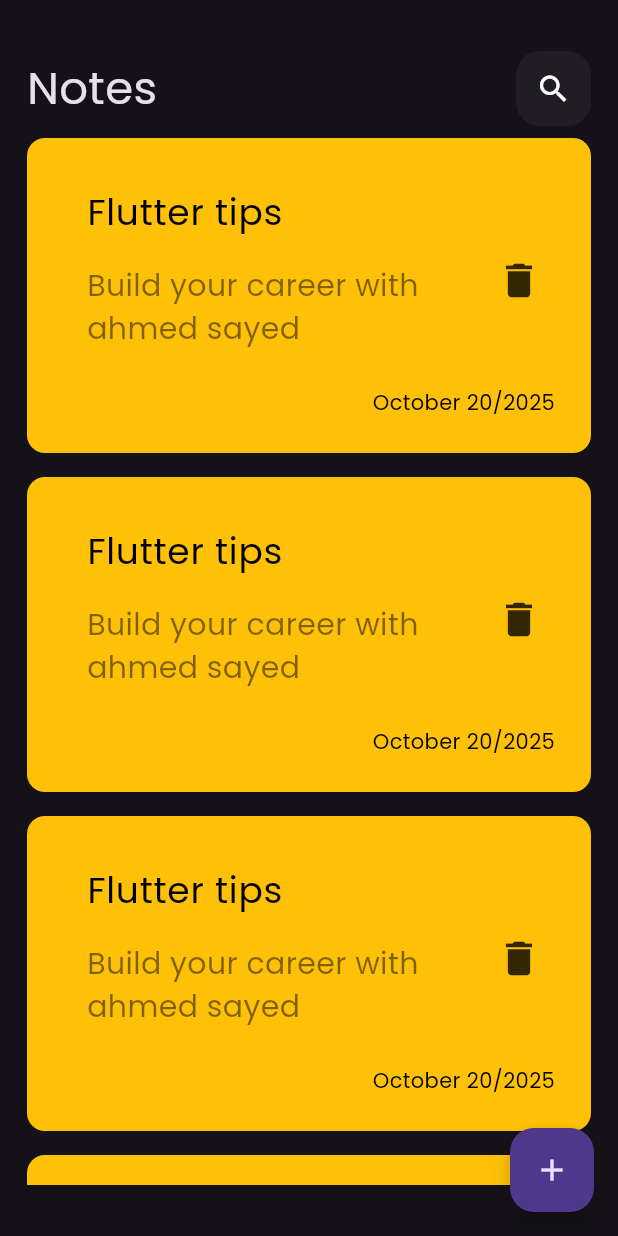
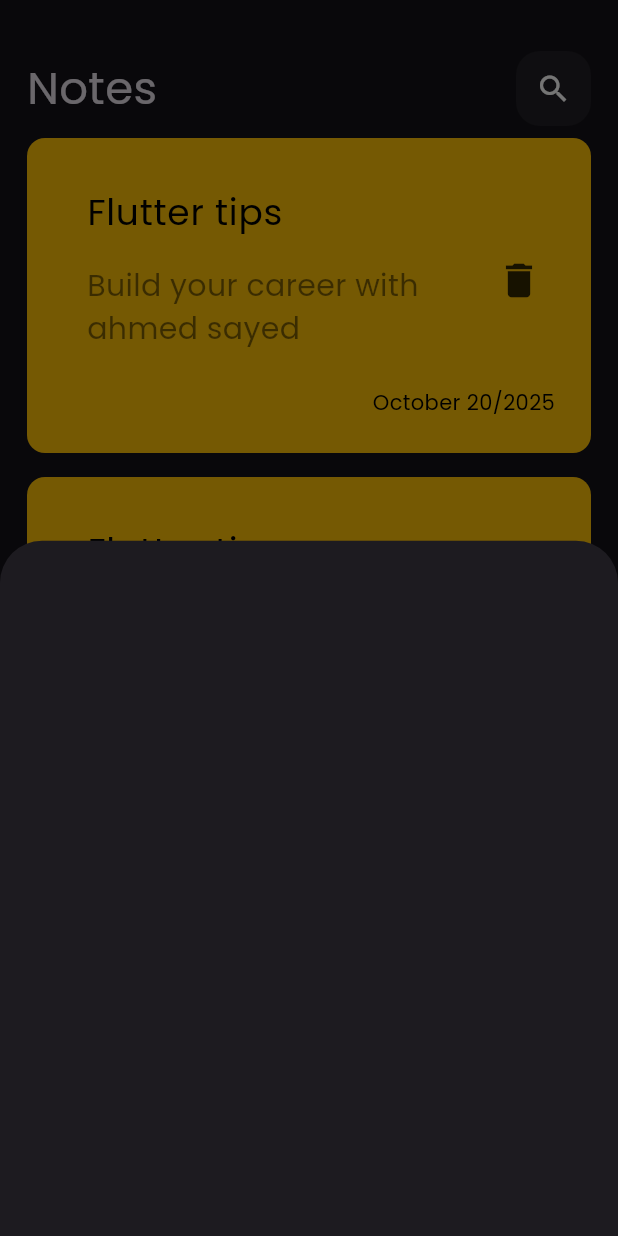
Before and after one commit to ahmedsaid50-asr/Notes_app, a Flutter app: the screen it shows after launch, after a tap on the "add" icon, on a phone screen of 412 x 824 dp. Run offline on Flutter 3.47's test engine with Material 3 defaults, Android fonts, the phone set to English and light mode, and no system bars.

Commit message:
change name file becuase wrong name and create modelbottom sheet

```diff
--- a/lib/main.dart
+++ b/lib/main.dart
@@ -1,6 +1,5 @@
 import 'package:flutter/material.dart';
 import 'package:notes_app/views/notes_view.dart';
-
 void main() {
   runApp(const MyApp());
 }
@@ -14,8 +13,7 @@ class MyApp extends StatelessWidget {
       debugShowCheckedModeBanner: false,
       theme: ThemeData(brightness: Brightness.dark, fontFamily: 'Poppins'),
       home: Scaffold(
-        floatingActionButton: FloatingActionButton(onPressed: (){},child: Icon(Icons.add),),
-        body:const NotesView(),
+        body: const NotesView(),
       ),
     );
   }
--- a/lib/views/notes_view.dart
+++ b/lib/views/notes_view.dart
@@ -1,16 +1,31 @@
 import 'package:flutter/material.dart';
-import 'package:notes_app/views/widegts/create_listview_noteitem.dart';
-import 'package:notes_app/views/widegts/customize_appbar.dart';
-import 'package:notes_app/views/widegts/note_item.dart';
+import 'package:notes_app/views/widgets/create_listview_noteitem.dart';
+import 'package:notes_app/views/widgets/customize_appbar.dart';
+import 'package:notes_app/views/widgets/customize_sheet.dart';
+import 'package:notes_app/views/widgets/note_item.dart';
 
 class NotesView extends StatelessWidget {
   const NotesView({Key? key}) : super(key: key);
   @override
   Widget build(BuildContext context) {
-    return Container(
-      padding: EdgeInsets.symmetric(vertical: 24, horizontal: 8),
-      margin: EdgeInsets.all(10),
-      child: Column(children: [CustomizeAppBar(), CreateListViewNoteItem()]),
+    return Scaffold(
+      floatingActionButton: FloatingActionButton(
+          onPressed:
+              () {
+                showModalBottomSheet(
+                context: context,
+                builder: (context) {
+                  return CustomizeSheet();
+                },
+              );
+              },
+          child: Icon(Icons.add),
+        ),
+      body: Container(
+        padding: EdgeInsets.symmetric(vertical: 24, horizontal: 8),
+        margin: EdgeInsets.all(10),
+        child: Column(children: [CustomizeAppBar(), CreateListViewNoteItem()]),
+      ),
     );
   }
 }
--- a/lib/views/widegts/create_listview_noteitem.dart
+++ b/lib/views/widgets/create_listview_noteitem.dart
@@ -1,5 +1,5 @@
 import 'package:flutter/material.dart';
-import 'package:notes_app/views/widegts/note_item.dart';
+import 'package:notes_app/views/widgets/note_item.dart';
 
 class CreateListViewNoteItem extends StatelessWidget{
   @override
--- a/lib/views/widegts/customize_appbar.dart
+++ b/lib/views/widgets/customize_appbar.dart
@@ -1,5 +1,5 @@
 import 'package:flutter/material.dart';
-import 'package:notes_app/views/widegts/customize_search_icon.dart';
+import 'package:notes_app/views/widgets/customize_search_icon.dart';
 
 class CustomizeAppBar extends StatelessWidget {
   @override
--- /dev/null
+++ b/lib/views/widgets/customize_sheet.dart
@@ -0,0 +1,8 @@
+import 'package:flutter/material.dart';
+
+class CustomizeSheet extends StatelessWidget {
+  @override
+  Widget build(BuildContext context) {
+    return Container();
+  }
+}
```
Also changed, not shown: lib/views/widgets/customize_search_icon.dart (renamed from lib/views/widegts/customize_search_icon.dart), lib/views/widgets/note_item.dart (renamed from lib/views/widegts/note_item.dart).
